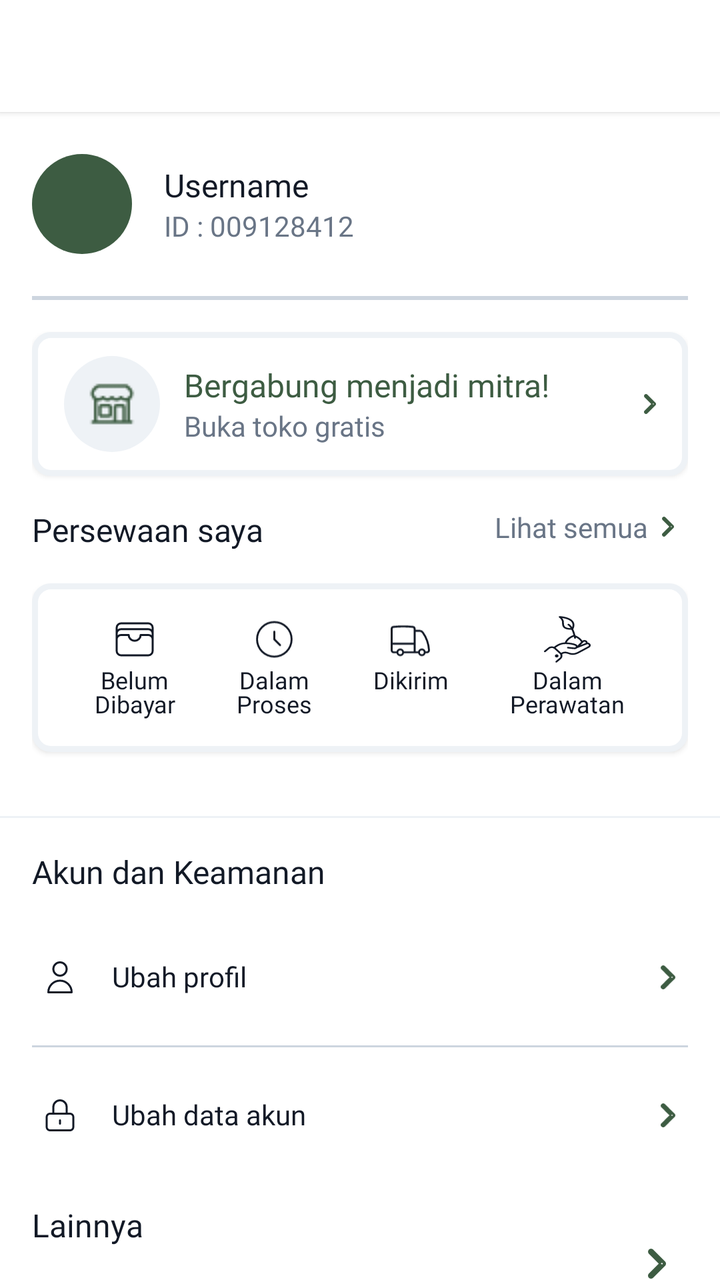
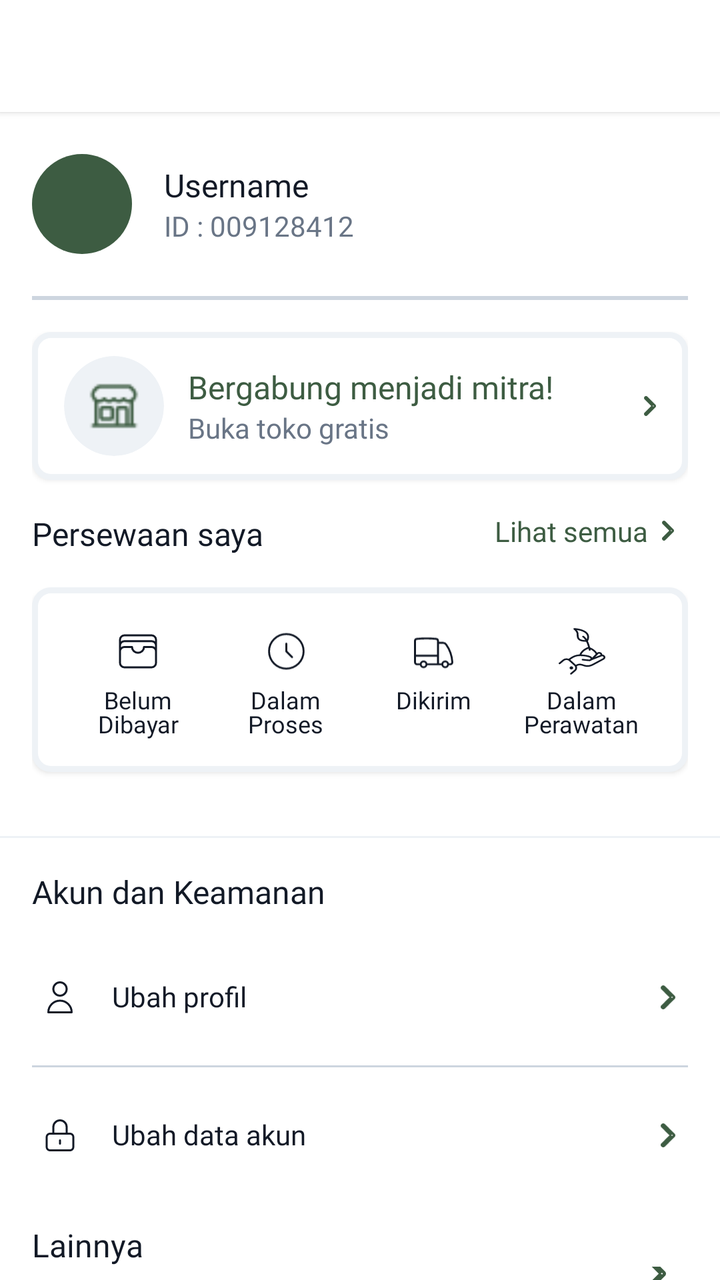

Screens rendered from an Android XML layout before and after an edit, with the pre-edit source and the edit as a unified diff.
<!-- AndroidManifest.xml: application theme Theme.Florist -->
<!-- res/layout/fragment_profile.xml -->
<?xml version="1.0" encoding="utf-8"?>
<RelativeLayout xmlns:android="http://schemas.android.com/apk/res/android"
    xmlns:app="http://schemas.android.com/apk/res-auto"
    xmlns:tools="http://schemas.android.com/tools"
    android:layout_width="match_parent"
    android:layout_height="match_parent"
    tools:context=".views.homepage.ProfileFragment">

    <LinearLayout
        android:layout_width="match_parent"
        android:layout_height="match_parent"
        android:orientation="vertical"
        android:background="@color/bg_secondary">

        <androidx.appcompat.widget.Toolbar
            android:id="@+id/toolbar"
            android:layout_width="match_parent"
            android:layout_height="?attr/actionBarSize"
            android:background="@color/white"
            android:elevation="2dp">

            <LinearLayout
                android:layout_width="match_parent"
                android:layout_height="wrap_content"
                android:gravity="center"
                android:textAlignment="center"
                android:orientation="horizontal">

                <TextView
                    android:id="@+id/toolbar_title"
                    android:layout_width="match_parent"
                    android:layout_height="wrap_content"
                    android:gravity="center"
                    style="@style/title_md_bold"
                    android:textColor="@color/text_primary"/>
            </LinearLayout>
        </androidx.appcompat.widget.Toolbar>

        <LinearLayout
            android:layout_width="match_parent"
            android:layout_height="wrap_content"
            android:orientation="vertical"
            android:layout_marginHorizontal="16dp">

            <RelativeLayout
                android:layout_width="wrap_content"
                android:layout_height="wrap_content"
                android:paddingVertical="5dp"
                android:layout_marginTop="16dp">

                <ImageView
                    android:id="@+id/profilePicture"
                    android:layout_width="50dp"
                    android:layout_height="50dp"
                    android:background="@drawable/rounded_photo"
                    android:backgroundTint="@color/olive_500">
                </ImageView>

                <LinearLayout
                    android:id="@+id/usernameUserIdLayout"
                    android:layout_width="wrap_content"
                    android:layout_height="wrap_content"
                    android:orientation="vertical"
                    android:layout_toEndOf="@+id/profilePicture"
                    android:layout_centerVertical="true"
                    android:layout_marginStart="16dp">
                    <TextView
                        android:id="@+id/tvUsername"
                        android:layout_width="wrap_content"
                        android:layout_height="wrap_content"
                        style="@style/title_md_bold"
                        android:textColor="@color/gray_900"
                        android:text="@string/Username"/>

                    <TextView
                        android:id="@+id/tvUserId"
                        android:layout_width="wrap_content"
                        android:layout_height="wrap_content"
                        style="@style/body_md_regular"
                        android:textColor="@color/gray_500"
                        android:text="ID : 009128412"/>

                </LinearLayout>
            </RelativeLayout>

            <ImageView
                android:layout_width="match_parent"
                android:layout_height="wrap_content"
                android:src="@drawable/line"
                android:layout_marginVertical="16dp"/>

            <RelativeLayout
                android:id="@+id/btnJoinPartner"
                android:layout_width="match_parent"
                android:layout_height="wrap_content"
                android:background="@drawable/rounded_gray_layout"
                android:elevation="2dp">

                <RelativeLayout
                    android:id="@+id/iconBackground"
                    android:layout_width="wrap_content"
                    android:layout_height="wrap_content"
                    android:layout_marginVertical="12dp"
                    android:layout_marginLeft="16dp"
                    android:background="@drawable/rounded_photo"
                    android:backgroundTint="@color/gray_100">

                    <ImageView
                        android:id="@+id/imgShop"
                        android:layout_width="24dp"
                        android:layout_height="24dp"
                        android:layout_centerInParent="true"
                        android:layout_margin="12dp"
                        android:clipToOutline="true"
                        android:src="@drawable/building" />

                </RelativeLayout>

                <LinearLayout
                    android:id="@+id/textLayout"
                    android:layout_width="wrap_content"
                    android:layout_height="wrap_content"
                    android:layout_centerVertical="true"
                    android:layout_marginHorizontal="12dp"
                    android:layout_toEndOf="@id/iconBackground"
                    android:orientation="vertical">

                    <TextView
                        android:id="@+id/tvShopName"
                        style="@style/title_md_bold"
                        android:layout_width="wrap_content"
                        android:layout_height="wrap_content"
                        android:text="@string/bergabung_menjadi_mitra"
                        android:textColor="@color/olive_500" />

                    <TextView
                        android:id="@+id/tvShopId"
                        style="@style/body_md_regular"
                        android:layout_width="wrap_content"
                        android:layout_height="wrap_content"
                        android:text="@string/buka_toko_gratis"
                        android:textColor="@color/gray_500" />

                </LinearLayout>

                <ImageView
                    android:id="@+id/chevronRight"
                    android:layout_width="wrap_content"
                    android:layout_height="wrap_content"
                    android:layout_alignParentEnd="true"
                    android:layout_centerVertical="true"
                    android:layout_marginRight="16dp"
                    android:src="@drawable/right_arrow" />
            </RelativeLayout>

            <LinearLayout
                android:layout_width="match_parent"
                android:layout_height="wrap_content"
                android:orientation="horizontal"
                android:layout_marginVertical="16dp">

                <TextView
                    android:layout_width="wrap_content"
                    android:layout_height="wrap_content"
                    android:text="@string/persewaan_saya"
                    style="@style/title_md_bold"
                    android:textColor="@color/gray_900"
                    android:layout_weight="2"/>

                <LinearLayout
                    android:layout_width="wrap_content"
                    android:layout_height="wrap_content"
                    android:orientation="horizontal">
                    <TextView
                        android:layout_width="wrap_content"
                        android:layout_height="wrap_content"
                        android:text="@string/lihat_semua"
                        style="@style/label_lg_regular"
                        android:textColor="@color/gray_500"/>
                    <ImageView
                        android:layout_width="10dp"
                        android:layout_height="10dp"
                        android:layout_marginHorizontal="5dp"
                        android:src="@drawable/right_arrow"
                        android:layout_gravity="center_vertical"/>
                </LinearLayout>
            </LinearLayout>

            <LinearLayout
                android:layout_width="match_parent"
                android:layout_height="wrap_content"
                android:orientation="horizontal"
                android:padding="16dp"
                android:layout_marginBottom="16dp"
                android:background="@drawable/rounded_gray_layout"
                android:elevation="2dp">

                <LinearLayout
                    android:layout_width="wrap_content"
                    android:layout_height="wrap_content"
                    android:orientation="vertical"
                    android:gravity="center"
                    android:layout_weight="1">
                    <ImageView
                        android:layout_width="24dp"
                        android:layout_height="24dp"
                        android:src="@drawable/belum_dibayar"/>
                    <TextView
                        android:layout_width="wrap_content"
                        android:layout_height="wrap_content"
                        android:text="@string/belum_ndibayar"
                        style="@style/body_sm_regular"
                        android:textColor="@color/text_primary"
                        android:textAlignment="center"/>
                </LinearLayout>

                <LinearLayout
                    android:layout_width="wrap_content"
                    android:layout_height="wrap_content"
                    android:orientation="vertical"
                    android:gravity="center"
                    android:layout_weight="1">
                    <ImageView
                        android:layout_width="24dp"
                        android:layout_height="24dp"
                        android:src="@drawable/dalam_proses"/>
                    <TextView
                        android:layout_width="wrap_content"
                        android:layout_height="wrap_content"
                        android:text="Dalam\nProses"
                        style="@style/body_sm_regular"
                        android:textColor="@color/text_primary"
                        android:textAlignment="center"/>
                </LinearLayout>

                <LinearLayout
                    android:layout_width="wrap_content"
                    android:layout_height="wrap_content"
                    android:orientation="vertical"
                    android:gravity="center"
                    android:layout_weight="1">
                    <ImageView
                        android:layout_width="24dp"
                        android:layout_height="24dp"
                        android:src="@drawable/dikirim"/>
                    <TextView
                        android:layout_width="wrap_content"
                        android:layout_height="wrap_content"
                        android:text="@string/dikirim"
                        style="@style/body_sm_regular"
                        android:textColor="@color/text_primary"
                        android:textAlignment="center"/>
                </LinearLayout>

                <LinearLayout
                    android:layout_width="wrap_content"
                    android:layout_height="wrap_content"
                    android:orientation="vertical"
                    android:gravity="center"
                    android:layout_weight="1">
                    <ImageView
                        android:layout_width="24dp"
                        android:layout_height="24dp"
                        android:src="@drawable/dalam_perawatan"/>
                    <TextView
                        android:layout_width="wrap_content"
                        android:layout_height="wrap_content"
                        android:text="@string/dalam_nperawatan"
                        style="@style/body_sm_regular"
                        android:textColor="@color/text_primary"
                        android:textAlignment="center"/>
                </LinearLayout>

            </LinearLayout>
        </LinearLayout>

        <ImageView
            android:layout_width="match_parent"
            android:layout_height="1dp"
            android:background="@color/gray_100"
            android:layout_marginVertical="16dp"/>

        <include layout="@layout/view_akun_dan_keamanan"/>

        <TextView
            android:layout_width="wrap_content"
            android:layout_height="wrap_content"
            android:text="Lainnya"
            style="@style/title_md_bold"
            android:textColor="@color/gray_900"
            android:layout_marginTop="18dp"
            android:layout_marginHorizontal="16dp"/>

        <LinearLayout
            android:id="@+id/btnLogout"
            android:layout_width="match_parent"
            android:layout_height="wrap_content"
            android:orientation="horizontal"
            android:paddingVertical="16dp"
            android:paddingHorizontal="24dp">
            <ImageView
                android:layout_width="wrap_content"
                android:layout_height="wrap_content"
                android:src="@drawable/logout" />
            <TextView
                android:layout_width="wrap_content"
                android:layout_height="wrap_content"
                android:text="Keluar"
                style="@style/body_md_regular"
                android:textColor="@color/gray_900"
                android:layout_marginLeft="16dp"
                android:layout_weight="1"/>
            <ImageView
                android:layout_width="15dp"
                android:layout_height="15dp"
                android:src="@drawable/right_arrow"
                android:layout_gravity="center_vertical"/>
        </LinearLayout>

    </LinearLayout> <FrameLayout
    android:id="@+id/loadingOverlay"
    android:layout_width="match_parent"
    android:layout_height="match_parent"
    android:background="#4D000000"
    android:clickable="true"
    android:focusable="true"
    android:visibility="gone"
    android:elevation="10dp">

    <ProgressBar
        android:id="@+id/progressBar"
        android:layout_width="wrap_content"
        android:layout_height="wrap_content"
        android:layout_gravity="center"
        android:indeterminateTint="@color/olive_500" />

</FrameLayout>

</RelativeLayout>
<!-- res/layout/view_akun_dan_keamanan.xml (included above) -->
<?xml version="1.0" encoding="utf-8"?>
<LinearLayout xmlns:android="http://schemas.android.com/apk/res/android"
    android:layout_width="match_parent"
    android:layout_height="wrap_content"
    android:orientation="vertical"
    android:layout_marginHorizontal="16dp">
    <TextView
        android:layout_width="wrap_content"
        android:layout_height="wrap_content"
        android:text="Akun dan Keamanan"
        style="@style/title_md_bold"
        android:textColor="@color/gray_900"
        android:layout_marginBottom="16dp"/>

    
    <LinearLayout
        android:layout_width="match_parent"
        android:layout_height="wrap_content"
        android:orientation="horizontal"
        android:paddingVertical="16dp"
        android:paddingHorizontal="4dp">
        <ImageView
            android:layout_width="wrap_content"
            android:layout_height="wrap_content"
            android:src="@drawable/user" />
        <TextView
            android:layout_width="wrap_content"
            android:layout_height="wrap_content"
            android:text="Ubah profil"
            style="@style/body_md_regular"
            android:textColor="@color/gray_900"
            android:layout_marginLeft="16dp"
            android:layout_weight="1"/>
        <ImageView
            android:layout_width="12dp"
            android:layout_height="12dp"
            android:src="@drawable/right_arrow"
            android:layout_gravity="center_vertical"/>
    </LinearLayout>

    
    <ImageView
        android:layout_width="match_parent"
        android:layout_height="1dp"
        android:src="@drawable/line"
        android:backgroundTint="@color/gray_100"
        android:layout_marginVertical="8dp"/>

    
    <LinearLayout
        android:layout_width="match_parent"
        android:layout_height="wrap_content"
        android:orientation="horizontal"
        android:paddingVertical="16dp"
        android:paddingHorizontal="4dp">
        <ImageView
            android:layout_width="wrap_content"
            android:layout_height="wrap_content"
            android:src="@drawable/lock_closed" />
        <TextView
            android:layout_width="wrap_content"
            android:layout_height="wrap_content"
            android:text="@string/ubah_data_akun"
            style="@style/body_md_regular"
            android:textColor="@color/gray_900"
            android:layout_marginLeft="16dp"
            android:layout_weight="1"/>
        <ImageView
            android:layout_width="12dp"
            android:layout_height="12dp"
            android:src="@drawable/right_arrow"
            android:layout_gravity="center_vertical"/>
    </LinearLayout>
    </LinearLayout>
<!-- resources referenced by this layout -->
<resources>
  <color name="bg_secondary">@color/white</color>
  <color name="gray_100">#EEF2F6</color>
  <color name="gray_500">#697586</color>
  <color name="gray_900">#121926</color>
  <color name="olive_500">#3D5C42</color>
  <color name="text_primary">@color/gray_900</color>
  <color name="white">#FFFFFF</color>
  <!-- drawable line (drawable) -->
  <?xml version="1.0" encoding="utf-8"?>
  <shape xmlns:android="http://schemas.android.com/apk/res/android"
      android:shape="rectangle">
      <size android:height="2dp"/>
      <solid android:color="@color/gray_300"/>
  </shape>
  <!-- drawable rounded_photo (drawable) -->
  <?xml version="1.0" encoding="utf-8"?>
  <shape xmlns:android="http://schemas.android.com/apk/res/android"
      android:shape="rectangle">
  
      <solid android:color="@color/olive_500"/>
      <corners android:radius="50dp"/>
  
  
  </shape>
  <string name="Username">Username</string>
  <string name="belum_ndibayar">Belum\nDibayar</string>
  <string name="bergabung_menjadi_mitra">Bergabung menjadi mitra!</string>
  <string name="buka_toko_gratis">Buka toko gratis</string>
  <string name="dalam_nperawatan">Dalam\nPerawatan</string>
  <string name="dikirim">Dikirim</string>
  <string name="lihat_semua">Lihat semua</string>
  <string name="persewaan_saya">Persewaan saya</string>
  <string name="ubah_data_akun">Ubah data akun</string>
  <style name="body_sm_regular">
          <item name="android:fontFamily">@font/nunitosans_regular</item>
          <item name="android:textSize">12sp</item>
          <item name="android:lineSpacingMultiplier">0.75</item>
          <item name="android:lineSpacingExtra">2sp</item>
      </style>
  <style name="label_lg_regular">
          <item name="android:fontFamily">@font/nunitosans_regular</item>
          <item name="android:textSize">14sp</item>
          <item name="android:lineSpacingMultiplier">0.7</item>
          <item name="android:lineSpacingExtra">6sp</item>
      </style>
  <style name="title_md_bold">
          <item name="android:fontFamily">@font/nunito_sans_bold</item>
          <item name="android:textSize">16sp</item>
          <item name="android:lineSpacingMultiplier">0.44</item>
          <item name="android:lineSpacingExtra">10sp</item>
      </style>
  <style name="Theme.Florist" parent="Theme.MaterialComponents.DayNight.NoActionBar">
          
          <item name="colorPrimary">@color/main_color</item>
          <item name="colorPrimaryVariant">@color/main_color</item>
          <item name="colorOnPrimary">@color/white</item>
          
          <item name="colorSecondary">@color/teal_200</item>
          <item name="colorSecondaryVariant">@color/teal_700</item>
          <item name="colorOnSecondary">@color/black</item>
          
          <item name="android:statusBarColor">?attr/colorPrimaryVariant</item>
          <item name="android:autoCompleteTextViewStyle">@drawable/rounded_normal_edittext</item>
  
          
      </style>
  <color name="gray_300">#CDD5DF</color>
  <color name="border_tertiary">@color/gray_100</color>
  <color name="main_color">#3D5C42</color>
  <color name="teal_200">#FF03DAC5</color>
  <color name="teal_700">#FF018786</color>
  <color name="black">#121926</color>
  <color name="border_secondary">@color/gray_400</color>
  <color name="gray_400">#9AA4B2</color>
  <!-- unchanged entries left out for length: 12 -->
</resources>

<!-- the commit's change to res/layout/fragment_profile.xml (unified diff, before → after) -->
@@ -98,22 +98,19 @@
 
                 <RelativeLayout
                     android:id="@+id/iconBackground"
-                    android:layout_width="wrap_content"
-                    android:layout_height="wrap_content"
+                    android:layout_width="50dp"
+                    android:layout_height="50dp"
                     android:layout_marginVertical="12dp"
                     android:layout_marginLeft="16dp"
                     android:background="@drawable/rounded_photo"
-                    android:backgroundTint="@color/gray_100">
-
+                    android:backgroundTint="@color/gray_100"
+                    android:clipToOutline="true">
                     <ImageView
                         android:id="@+id/imgShop"
-                        android:layout_width="24dp"
-                        android:layout_height="24dp"
-                        android:layout_centerInParent="true"
-                        android:layout_margin="12dp"
-                        android:clipToOutline="true"
+                        android:layout_width="match_parent"
+                        android:layout_height="match_parent"
+                        android:padding="12dp"
                         android:src="@drawable/building" />
-
                 </RelativeLayout>
 
                 <LinearLayout
@@ -168,6 +165,7 @@
                     android:layout_weight="2"/>
 
                 <LinearLayout
+                    android:id="@+id/btnMyOrders"
                     android:layout_width="wrap_content"
                     android:layout_height="wrap_content"
                     android:orientation="horizontal">
@@ -176,7 +174,7 @@
                         android:layout_height="wrap_content"
                         android:text="@string/lihat_semua"
                         style="@style/label_lg_regular"
-                        android:textColor="@color/gray_500"/>
+                        android:textColor="@color/olive_500"/>
                     <ImageView
                         android:layout_width="10dp"
                         android:layout_height="10dp"
@@ -196,15 +194,44 @@
                 android:elevation="2dp">
 
                 <LinearLayout
-                    android:layout_width="wrap_content"
+                    android:id="@+id/menuUnpaid"
+                    android:layout_width="0dp"
                     android:layout_height="wrap_content"
                     android:orientation="vertical"
                     android:gravity="center"
                     android:layout_weight="1">
-                    <ImageView
-                        android:layout_width="24dp"
-                        android:layout_height="24dp"
-                        android:src="@drawable/belum_dibayar"/>
+
+                    <RelativeLayout
+                        android:layout_width="50dp"
+                        android:layout_height="wrap_content">
+
+                        <ImageView
+                            android:id="@+id/imgUnpaid"
+                            android:layout_width="24dp"
+                            android:layout_height="24dp"
+                            android:layout_centerHorizontal="true"
+                            android:layout_margin="4dp"
+                            android:layout_marginBottom="4dp"
+                            android:src="@drawable/belum_dibayar" />
+
+                        <TextView
+                            android:id="@+id/badgeUnpaid"
+                            android:layout_width="wrap_content"
+                            android:layout_height="22dp"
+                            android:minWidth="18dp"
+                            android:paddingHorizontal="2dp"
+                            android:layout_alignParentTop="true"
+                            android:layout_alignParentEnd="true"
+                            android:background="@drawable/circle_background"
+                            android:backgroundTint="@color/text_error"
+                            android:textColor="@color/white"
+                            android:textSize="10sp"
+                            android:textStyle="bold"
+                            android:gravity="center"
+                            android:text="0"
+                            android:visibility="gone"/>
+                    </RelativeLayout>
+
                     <TextView
                         android:layout_width="wrap_content"
                         android:layout_height="wrap_content"
@@ -215,15 +242,44 @@
                 </LinearLayout>
 
                 <LinearLayout
-                    android:layout_width="wrap_content"
+                    android:id="@+id/menuProcessing"
+                    android:layout_width="0dp"
                     android:layout_height="wrap_content"
                     android:orientation="vertical"
                     android:gravity="center"
                     android:layout_weight="1">
-                    <ImageView
-                        android:layout_width="24dp"
-                        android:layout_height="24dp"
-                        android:src="@drawable/dalam_proses"/>
+
+                    <RelativeLayout
+                        android:layout_width="50dp"
+                        android:layout_height="wrap_content">
+
+                        <ImageView
+                            android:layout_width="24dp"
+                            android:layout_height="24dp"
+                            android:layout_centerHorizontal="true"
+                            android:layout_marginStart="4dp"
+                            android:layout_marginTop="4dp"
+                            android:layout_marginEnd="4dp"
+                            android:layout_marginBottom="4dp"
+                            android:src="@drawable/dalam_proses" />
+                        <TextView
+                            android:id="@+id/badgeProcessing"
+                            android:layout_width="wrap_content"
+                            android:layout_height="22dp"
+                            android:minWidth="18dp"
+                            android:paddingHorizontal="2dp"
+                            android:layout_alignParentEnd="true"
+                            android:layout_alignParentTop="true"
+                            android:background="@drawable/circle_background"
+                            android:backgroundTint="@color/text_error"
+                            android:textColor="@color/white"
+                            android:textSize="10sp"
+                            android:textStyle="bold"
+                            android:gravity="center"
+                            android:text="99+"
+                            android:visibility="gone"/>
+                    </RelativeLayout>
+
                     <TextView
                         android:layout_width="wrap_content"
                         android:layout_height="wrap_content"
@@ -234,15 +290,41 @@
                 </LinearLayout>
 
                 <LinearLayout
-                    android:layout_width="wrap_content"
+                    android:id="@+id/menuShipped"
+                    android:layout_width="0dp"
                     android:layout_height="wrap_content"
                     android:orientation="vertical"
                     android:gravity="center"
                     android:layout_weight="1">
-                    <ImageView
-                        android:layout_width="24dp"
-                        android:layout_height="24dp"
-                        android:src="@drawable/dikirim"/>
+
+                    <RelativeLayout
+                        android:layout_width="50dp"
+                        android:layout_height="wrap_content">
+
+                        <ImageView
+                            android:layout_width="24dp"
+                            android:layout_height="24dp"
+                            android:layout_margin="4dp"
+                            android:src="@drawable/dikirim"
+                            android:layout_centerHorizontal="true"/>
+                        <TextView
+                            android:id="@+id/badgeShipped"
+                            android:layout_width="wrap_content"
+                            android:layout_height="22dp"
+                            android:minWidth="18dp"
+                            android:paddingHorizontal="2dp"
+                            android:layout_alignParentEnd="true"
+                            android:layout_alignParentTop="true"
+                            android:background="@drawable/circle_background"
+                            android:backgroundTint="@color/text_error"
+                            android:textColor="@color/white"
+                            android:textSize="10sp"
+                            android:textStyle="bold"
+                            android:gravity="center"
+                            android:text="99+"
+                            android:visibility="gone"/>
+                    </RelativeLayout>
+
                     <TextView
                         android:layout_width="wrap_content"
                         android:layout_height="wrap_content"
@@ -253,15 +335,41 @@
                 </LinearLayout>
 
                 <LinearLayout
-                    android:layout_width="wrap_content"
+                    android:id="@+id/menuRented"
+                    android:layout_width="0dp"
                     android:layout_height="wrap_content"
                     android:orientation="vertical"
                     android:gravity="center"
                     android:layout_weight="1">
-                    <ImageView
-                        android:layout_width="24dp"
-                        android:layout_height="24dp"
-                        android:src="@drawable/dalam_perawatan"/>
+
+                    <RelativeLayout
+                        android:layout_width="50dp"
+                        android:layout_height="wrap_content">
+
+                        <ImageView
+                            android:layout_width="24dp"
+                            android:layout_height="24dp"
+                            android:layout_margin="4dp"
+                            android:src="@drawable/dalam_perawatan"
+                            android:layout_centerHorizontal="true"/>
+                        <TextView
+                            android:id="@+id/badgeRented"
+                            android:layout_width="wrap_content"
+                            android:layout_height="22dp"
+                            android:minWidth="18dp"
+                            android:paddingHorizontal="2dp"
+                            android:layout_alignParentEnd="true"
+                            android:layout_alignParentTop="true"
+                            android:background="@drawable/circle_background"
+                            android:backgroundTint="@color/text_error"
+                            android:textColor="@color/white"
+                            android:textSize="10sp"
+                            android:textStyle="bold"
+                            android:gravity="center"
+                            android:text="99+"
+                            android:visibility="gone"/>
+                    </RelativeLayout>
+
                     <TextView
                         android:layout_width="wrap_content"
                         android:layout_height="wrap_content"
@@ -270,7 +378,6 @@
                         android:textColor="@color/text_primary"
                         android:textAlignment="center"/>
                 </LinearLayout>
-
             </LinearLayout>
         </LinearLayout>
 
<!-- resource entries referenced after the edit -->
@@ -5,8 +5,18 @@
   <color name="gray_500">#697586</color>
   <color name="gray_900">#121926</color>
   <color name="olive_500">#3D5C42</color>
+  <color name="text_error">@color/red_500</color>
   <color name="text_primary">@color/gray_900</color>
   <color name="white">#FFFFFF</color>
+  <!-- drawable circle_background (drawable) -->
+  <?xml version="1.0" encoding="utf-8"?>
+      <shape xmlns:android="http://schemas.android.com/apk/res/android"
+          android:innerRadius="0dp"
+          android:shape="ring"
+          android:thicknessRatio="2"
+          android:useLevel="false">
+          <solid android:color="@color/neutral"/>
+      </shape>
   <!-- drawable line (drawable) -->
   <?xml version="1.0" encoding="utf-8"?>
   <shape xmlns:android="http://schemas.android.com/apk/res/android"
@@ -44,6 +54,7 @@
           <item name="android:textSize">14sp</item>
           <item name="android:lineSpacingMultiplier">0.7</item>
           <item name="android:lineSpacingExtra">6sp</item>
+          <item name="android:textAllCaps">false</item>
       </style>
   <style name="title_md_bold">
           <item name="android:fontFamily">@font/nunito_sans_bold</item>
@@ -51,7 +62,7 @@
           <item name="android:lineSpacingMultiplier">0.44</item>
           <item name="android:lineSpacingExtra">10sp</item>
       </style>
-  <style name="Theme.Florist" parent="Theme.MaterialComponents.DayNight.NoActionBar">
+  <style name="Theme.Florist" parent="Theme.MaterialComponents.Light.NoActionBar">
           
           <item name="colorPrimary">@color/main_color</item>
           <item name="colorPrimaryVariant">@color/main_color</item>
@@ -66,6 +77,8 @@
   
           
       </style>
+  <color name="red_500">#D6282E</color>
+  <color name="neutral">#CDD4DE</color>
   <color name="gray_300">#CDD5DF</color>
   <color name="border_tertiary">@color/gray_100</color>
   <color name="main_color">#3D5C42</color>
